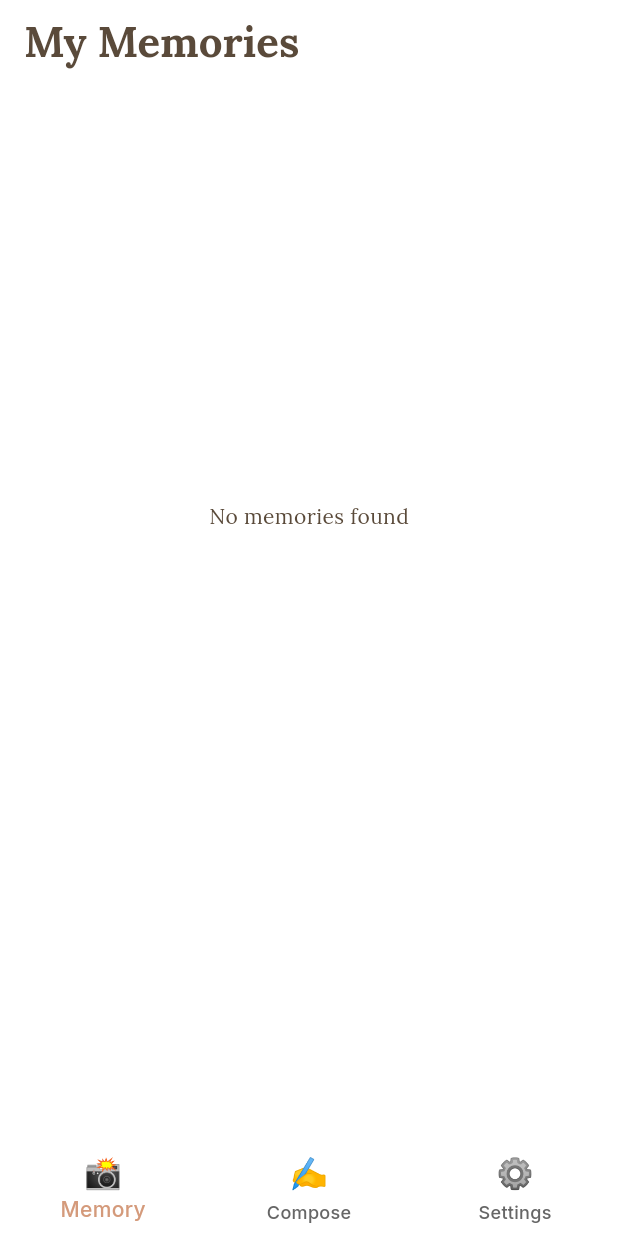
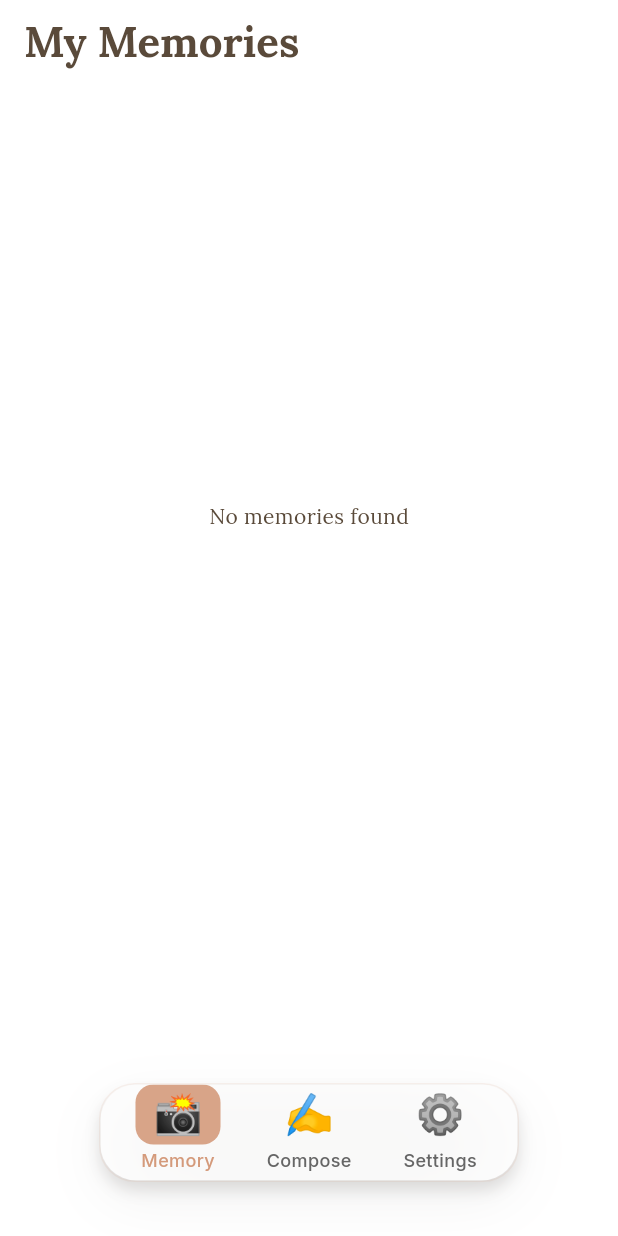
Before and after one commit to manjunjiangclara-cmyk/my_flutter_app, a Flutter app: the screen it shows after launch, on a phone screen of 412 x 824 dp. Run offline on Flutter 3.47's test engine with Material 3 defaults, Android fonts, the phone set to English and light mode, and no system bars; our stand-ins replace bloc, dartz, equatable, flutter_bloc, flutter_dotenv, flutter_svg and 8 more; accounts and stored records are empty.

Commit message:
Refactor loading indicators and introduce DockedToolbar
- Replaced CircularProgressIndicator with ExpressiveLoadingIndicator across various screens for a more engaging loading experience.
- Added a new DockedToolbar widget to enhance navigation and user interaction within the app.
- Updated UI constants to support the new toolbar design and loading indicator sizes.
- Introduced a loading string in AppStrings for better localization support.

```diff
--- a/lib/core/router/bottom_navigation_shell.dart
+++ b/lib/core/router/bottom_navigation_shell.dart
@@ -1,19 +1,16 @@
-import 'dart:ui';
-
 import 'package:flutter/material.dart';
-import 'package:flutter/services.dart';
+import 'package:flutter/rendering.dart';
 import 'package:flutter_bloc/flutter_bloc.dart';
 import 'package:my_flutter_app/core/di/injection.dart';
 import 'package:my_flutter_app/core/router/tab_controller.dart';
 import 'package:my_flutter_app/core/strings.dart';
-import 'package:my_flutter_app/core/theme/fonts.dart';
 import 'package:my_flutter_app/core/theme/ui_constants.dart';
 import 'package:my_flutter_app/features/compose/presentation/bloc/compose_bloc.dart';
 import 'package:my_flutter_app/features/compose/presentation/screens/compose_home_screen.dart';
 import 'package:my_flutter_app/features/memory/presentation/bloc/memory_bloc.dart';
 import 'package:my_flutter_app/features/memory/presentation/screens/memory_screen.dart';
 import 'package:my_flutter_app/features/settings/presentation/screens/settings_screen.dart';
-import 'package:my_flutter_app/shared/presentation/widgets/bottom_nav_item.dart';
+import 'package:my_flutter_app/shared/presentation/widgets/docked_toolbar.dart';
 import 'package:provider/provider.dart';
 
 /// Bottom navigation shell that wraps the main tab content
@@ -26,6 +23,17 @@ class BottomNavigationShell extends StatefulWidget {
 
 class _BottomNavigationShellState extends State<BottomNavigationShell> {
   List<Widget>? _pages;
+  bool _isToolbarVisible = true;
+  // We use NotificationListener to detect scroll direction across nested scrollables
+
+  void _handleScrollNotification(UserScrollNotification notification) {
+    final direction = notification.direction;
+    if (direction == ScrollDirection.reverse && _isToolbarVisible) {
+      setState(() => _isToolbarVisible = false);
+    } else if (direction == ScrollDirection.forward && !_isToolbarVisible) {
+      setState(() => _isToolbarVisible = true);
+    }
+  }
 
   List<Widget> get pages {
     _pages ??= <Widget>[
@@ -47,65 +55,54 @@ class _BottomNavigationShellState extends State<BottomNavigationShell> {
     return Consumer<AppTabController>(
       builder: (context, tabController, child) {
         return Scaffold(
-          body: IndexedStack(
+          extendBody: true,
+          body: NotificationListener<UserScrollNotification>(
+            onNotification: (notification) {
+              _handleScrollNotification(notification);
+              return false; // allow scroll to propagate
+            },
+            child: Stack(
+              children: [
+                IndexedStack(
                   index: tabController.currentIndex,
                   children: pages,
                 ),
-          bottomNavigationBar: ClipRect(
-            child: BackdropFilter(
-              filter: ImageFilter.blur(
-                sigmaX: UIConstants.barBlurSigma,
-                sigmaY: UIConstants.barBlurSigma,
+                Positioned.fill(
+                  child: IgnorePointer(
+                    ignoring: true,
+                    child: const SizedBox.expand(),
                   ),
-              child: Material(
-                color: Colors.transparent,
-                child: Container(
-                  decoration: BoxDecoration(
-                    gradient: LinearGradient(
-                      begin: Alignment.topCenter,
-                      end: Alignment.bottomCenter,
-                      colors: [
-                        Theme.of(context).colorScheme.surface.withValues(
-                          alpha: UIConstants.barEdgeFadeStartOpacity,
                 ),
-                        Theme.of(context).colorScheme.surface.withValues(
-                          alpha: UIConstants.barOverlayOpacity,
+                Positioned(
+                  left: 0,
+                  right: 0,
+                  bottom: UIConstants.dockedBarBottomOffset,
+                  child: IgnorePointer(
+                    ignoring: false,
+                    child: DockedToolbar(
+                      items: const [
+                        DockedToolbarItem(
+                          emoji: '📸',
+                          label: AppStrings.memory,
+                        ),
+                        DockedToolbarItem(
+                          emoji: '✍️',
+                          label: AppStrings.compose,
+                        ),
+                        DockedToolbarItem(
+                          emoji: '⚙️',
+                          label: AppStrings.settings,
                         ),
                       ],
-                    ),
-                  ),
-                  child: BottomNavigationBar(
-                    backgroundColor: Colors.transparent,
-                    elevation: 0,
                       currentIndex: tabController.currentIndex,
                       onTap: (int index) {
-                      HapticFeedback.lightImpact();
                         tabController.setIndex(index);
                       },
-                    items: <BottomNavigationBarItem>[
-                      BottomNavItem(
-                        emoji: '📸',
-                        label: AppStrings.memory,
-                      ).build(context),
-                      BottomNavItem(
-                        emoji: '✍️',
-                        label: AppStrings.compose,
-                      ).build(context),
-                      BottomNavItem(
-                        emoji: '⚙️',
-                        label: AppStrings.settings,
-                      ).build(context),
-                    ],
-                    type: BottomNavigationBarType.fixed,
-                    selectedItemColor: Theme.of(context).colorScheme.primary,
-                    unselectedItemColor: Theme.of(
-                      context,
-                    ).colorScheme.onSurfaceVariant,
-                    selectedLabelStyle: AppTypography.labelMedium,
-                    unselectedLabelStyle: AppTypography.labelSmall,
+                      isVisible: _isToolbarVisible,
                     ),
                   ),
                 ),
+              ],
             ),
           ),
         );
--- a/lib/core/strings.dart
+++ b/lib/core/strings.dart
@@ -20,6 +20,7 @@ class AppStrings {
   static const String helpAndSupport = 'Help & Support';
   static const String appVersion = 'App Version';
   static const String selected = 'Selected';
+  static const String loading = 'Loading...';
 
   // ---------- Delete Dialog ----------
   static const String deleteConfirmTitle = 'Delete Content?';
--- a/lib/core/theme/colors.dart
+++ b/lib/core/theme/colors.dart
@@ -50,6 +50,9 @@ class AppColors {
   static const Color textPrimary = textPrimaryLight;
   static const Color textSecondary = textSecondaryLight;
 
+  // Subtle shadow tint that blends a hint of primary into shadows
+  static const Color shadowTint = Color(0xFF19120E);
+
   // ========== THEME SCHEMES ==========
 
   /// Light theme color scheme (no seed)
--- a/lib/core/theme/ui_constants.dart
+++ b/lib/core/theme/ui_constants.dart
@@ -6,6 +6,8 @@ class UIConstants {
   static const bool enableImageShadows = false;
 
   // Spacing
+  static const double extraSmallPadding = 4.0;
+  static const double tinyPadding = 2.0;
   static const double defaultPadding = 16.0;
   static const double smallPadding = 8.0;
   static const double mediumPadding = 24.0;
@@ -67,6 +69,14 @@ class UIConstants {
   static const Duration fastAnimation = Duration(milliseconds: 150);
   static const Duration defaultAnimation = Duration(milliseconds: 300);
   static const Duration slowAnimation = Duration(milliseconds: 500);
+
+  // Expressive Loading Indicator
+  static const double expressiveIndicatorSizeSm = 16.0;
+  static const double expressiveIndicatorSizeMd = 24.0;
+  static const double expressiveIndicatorSizeLg = 40.0;
+  static const Duration expressiveIndicatorAnimationDuration = Duration(
+    milliseconds: 1400,
+  );
 
   // Screen Breakpoints (for responsive design)
   static const double mobileBreakpoint = 600.0;
@@ -164,6 +174,34 @@ class UIConstants {
   static const double barEdgeFadeHeight = 16.0;
   static const double barEdgeFadeStartOpacity = 0.75;
 
+  // Docked Toolbar
+  static const double dockedBarHeight = 56.0;
+  static const double dockedBarRadius = extraLargeRadius;
+  static const double dockedBarHorizontalPadding = smallPadding;
+  static const double dockedBarVerticalPadding = smallPadding;
+  static const double dockedBarMargin = defaultPadding;
+  static const double dockedBarIconSize = 26.0;
+  static const double dockedBarIconPadding = 12.0;
+  static const double dockedBarActiveOverlayOpacity = 0.90;
+  static const double dockedBarShadowOpacity = 0.12;
+  static const double dockedBarShadowBlur = 8.0;
+  static const double dockedBarShadowOffsetY = 6.0;
+  static const double dockedBarShadowSpread = -0.5;
+  static const double dockedBarShadow2Opacity = 0.06;
+  static const double dockedBarShadow2Blur = 32.0;
+  static const double dockedBarShadow2OffsetY = 12.0;
+  static const double dockedBarShadow2Spread = -2.0;
+  static const double dockedBarBottomOffset = 20.0;
+  static const double dockedBarMaxWidth = 280.0;
+  static const Duration dockedBarSlideDuration = Duration(milliseconds: 300);
+  static const double dockedBarSlideOffset = 100.0;
+  static const Duration dockedBarFadeDuration = Duration(milliseconds: 260);
+  static const Duration dockedBarScaleDuration = Duration(milliseconds: 340);
+  static const double dockedBarHiddenScale = 0.98;
+  static const double dockedBarAccentTintOpacity = 0.10;
+  static const double dockedBarAccentBorderWidth = 1.0;
+  static const double dockedBarAccentBorderOpacity = 0.12;
+
   // Tag Chip Specific
   static const double tagChipWidthPadding = 16.0;
   static const double tagChipBorderWidth = 1.0;
--- a/lib/features/compose/presentation/screens/compose_screen.dart
+++ b/lib/features/compose/presentation/screens/compose_screen.dart
@@ -15,6 +15,7 @@ import 'package:my_flutter_app/features/compose/presentation/widgets/compose_tex
 import 'package:my_flutter_app/features/compose/presentation/widgets/location/location_chip.dart';
 import 'package:my_flutter_app/features/compose/presentation/widgets/photo/photo_attachments.dart';
 import 'package:my_flutter_app/features/compose/presentation/widgets/tags/tag_picker_bottom_sheet.dart';
+import 'package:my_flutter_app/shared/presentation/widgets/expressive_loading_indicator.dart';
 import 'package:my_flutter_app/shared/presentation/widgets/tag_chip.dart';
 
 /// Main compose screen with improved organization and tap-to-edit functionality
@@ -308,9 +309,7 @@ class _PostingIndicator extends StatelessWidget {
           SizedBox(
             width: ComposeConstants.postingIndicatorSize,
             height: ComposeConstants.postingIndicatorSize,
-            child: CircularProgressIndicator(
-              strokeWidth: ComposeConstants.postingIndicatorStrokeWidth,
-            ),
+            child: ExpressiveLoadingIndicator(),
           ),
           SizedBox(width: Spacing.sm),
           Text(ComposeStrings.postingMemory),
--- a/lib/features/journal/presentation/widgets/journal_loading_state.dart
+++ b/lib/features/journal/presentation/widgets/journal_loading_state.dart
@@ -1,5 +1,6 @@
 import 'package:flutter/material.dart';
 import 'package:my_flutter_app/core/theme/spacings.dart';
+import 'package:my_flutter_app/shared/presentation/widgets/expressive_loading_indicator.dart';
 
 /// Loading state widget for journal view
 class JournalLoadingState extends StatelessWidget {
@@ -12,7 +13,7 @@ class JournalLoadingState extends StatelessWidget {
         child: Column(
           mainAxisAlignment: MainAxisAlignment.center,
           children: [
-            CircularProgressIndicator(),
+            ExpressiveLoadingIndicator(),
             SizedBox(height: Spacing.md),
             Text('Loading journal...'),
           ],
--- a/lib/features/memory/presentation/screens/memory_screen.dart
+++ b/lib/features/memory/presentation/screens/memory_screen.dart
@@ -13,6 +13,7 @@ import 'package:my_flutter_app/features/memory/presentation/strings/memory_strin
 import 'package:my_flutter_app/features/memory/presentation/widgets/memory_card.dart';
 import 'package:my_flutter_app/features/memory/presentation/widgets/month_year_header.dart';
 import 'package:my_flutter_app/features/memory/presentation/widgets/timeline_indicator.dart';
+import 'package:my_flutter_app/shared/presentation/widgets/expressive_loading_indicator.dart';
 import 'package:my_flutter_app/shared/presentation/widgets/refresh_indicator.dart';
 
 class MemoryScreen extends StatelessWidget {
@@ -128,7 +129,7 @@ class _MemoryListState extends State<_MemoryList> {
     return BlocBuilder<MemoryBloc, MemoryState>(
       builder: (context, state) {
         if (state.isLoading) {
-          return const Center(child: CircularProgressIndicator());
+          return const Center(child: ExpressiveLoadingIndicator());
         }
 
         if (state.errorMessage != null) {
--- a/lib/main.dart
+++ b/lib/main.dart
@@ -11,6 +11,7 @@ import 'package:my_flutter_app/core/theme/theme_provider.dart';
 import 'package:my_flutter_app/core/utils/date_formatter.dart';
 import 'package:my_flutter_app/core/utils/error_handler.dart';
 import 'package:my_flutter_app/core/utils/image_path_service.dart';
+import 'package:my_flutter_app/shared/presentation/widgets/expressive_loading_indicator.dart';
 import 'package:provider/provider.dart';
 
 void main() async {
@@ -107,7 +108,7 @@ class _MyAppState extends State<MyApp> {
       return MaterialApp(
         debugShowCheckedModeBanner: false,
         title: AppStrings.appName,
-        home: const Scaffold(body: Center(child: CircularProgressIndicator())),
+        home: const Scaffold(body: Center(child: ExpressiveLoadingIndicator())),
       );
     }
 
--- /dev/null
+++ b/lib/shared/presentation/widgets/docked_toolbar.dart
@@ -0,0 +1,222 @@
+import 'dart:ui';
+
+import 'package:flutter/material.dart';
+import 'package:flutter/services.dart';
+import 'package:my_flutter_app/core/theme/colors.dart';
+import 'package:my_flutter_app/core/theme/fonts.dart';
+import 'package:my_flutter_app/core/theme/ui_constants.dart';
+
+class DockedToolbarItem {
+  final String emoji;
+  final String label;
+
+  const DockedToolbarItem({required this.emoji, required this.label});
+}
+
+class DockedToolbar extends StatelessWidget {
+  final List<DockedToolbarItem> items;
+  final int currentIndex;
+  final ValueChanged<int> onTap;
+  final bool isVisible;
+
+  const DockedToolbar({
+    super.key,
+    required this.items,
+    required this.currentIndex,
+    required this.onTap,
+    this.isVisible = true,
+  }) : assert(items.length >= 2);
+
+  @override
+  Widget build(BuildContext context) {
+    final colorScheme = Theme.of(context).colorScheme;
+    final mediaQuery = MediaQuery.of(context);
+    final bool keyboardOpen = mediaQuery.viewInsets.bottom > 0;
+    final bool hasBottomSafeArea = mediaQuery.padding.bottom > 0;
+    final double slideOutFraction =
+        1.0 + (UIConstants.dockedBarBottomOffset / UIConstants.dockedBarHeight);
+
+    return AnimatedSlide(
+      offset: isVisible ? Offset.zero : Offset(0, slideOutFraction),
+      duration: UIConstants.dockedBarSlideDuration,
+      curve: isVisible ? Curves.easeOutCubic : Curves.easeInCubic,
+      child: AnimatedOpacity(
+        opacity: isVisible ? 1.0 : 0.0,
+        duration: UIConstants.dockedBarFadeDuration,
+        curve: isVisible ? Curves.easeOut : Curves.easeIn,
+        child: AnimatedScale(
+          scale: isVisible ? 1.0 : UIConstants.dockedBarHiddenScale,
+          duration: UIConstants.dockedBarScaleDuration,
+          curve: isVisible ? Curves.easeOutBack : Curves.easeIn,
+          child: SafeArea(
+            top: false,
+            bottom: false,
+            child: Padding(
+              padding: EdgeInsets.only(
+                left: UIConstants.dockedBarMargin,
+                right: UIConstants.dockedBarMargin,
+                bottom: keyboardOpen
+                    ? UIConstants.dockedBarMargin
+                    : (hasBottomSafeArea
+                          ? UIConstants.dockedBarMargin
+                          : UIConstants.dockedBarMargin),
+              ),
+              child: Center(
+                child: ConstrainedBox(
+                  constraints: BoxConstraints(
+                    maxWidth: UIConstants.dockedBarMaxWidth,
+                  ),
+                  child: Container(
+                    decoration: BoxDecoration(
+                      borderRadius: BorderRadius.circular(
+                        UIConstants.dockedBarRadius,
+                      ),
+                      border: Border.all(
+                        color: colorScheme.primary.withValues(
+                          alpha: UIConstants.dockedBarAccentBorderOpacity,
+                        ),
+                        width: UIConstants.dockedBarAccentBorderWidth,
+                      ),
+                      boxShadow: [
+                        BoxShadow(
+                          color: AppColors.shadowTint.withValues(
+                            alpha: UIConstants.dockedBarShadowOpacity,
+                          ),
+                          blurRadius: UIConstants.dockedBarShadowBlur,
+                          offset: Offset(0, UIConstants.dockedBarShadowOffsetY),
+                          spreadRadius: UIConstants.dockedBarShadowSpread,
+                        ),
+                        BoxShadow(
+                          color: AppColors.shadowTint.withValues(
+                            alpha: UIConstants.dockedBarShadow2Opacity,
+                          ),
+                          blurRadius: UIConstants.dockedBarShadow2Blur,
+                          offset: Offset(
+                            0,
+                            UIConstants.dockedBarShadow2OffsetY,
+                          ),
+                          spreadRadius: UIConstants.dockedBarShadow2Spread,
+                        ),
+                      ],
+                    ),
+                    child: ClipRRect(
+                      borderRadius: BorderRadius.circular(
+                        UIConstants.dockedBarRadius,
+                      ),
+                      child: BackdropFilter(
+                        filter: ImageFilter.blur(
+                          sigmaX: UIConstants.barBlurSigma,
+                          sigmaY: UIConstants.barBlurSigma,
+                        ),
+                        child: DecoratedBox(
+                          decoration: BoxDecoration(
+                            color: colorScheme.surface.withValues(
+                              alpha: UIConstants.barOverlayOpacity,
+                            ),
+                          ),
+                          child: Padding(
+                            padding: EdgeInsets.symmetric(
+                              horizontal:
+                                  UIConstants.dockedBarHorizontalPadding,
+                              vertical: 0.0,
+                            ),
+                            child: ConstrainedBox(
+                              constraints: BoxConstraints(
+                                minHeight: UIConstants.dockedBarHeight,
+                              ),
+                              child: Row(
+                                mainAxisAlignment:
+                                    MainAxisAlignment.spaceBetween,
+                                children: [
+                                  for (int i = 0; i < items.length; i++)
+                                    _DockedToolbarButton(
+                                      item: items[i],
+                                      isSelected: i == currentIndex,
+                                      onPressed: () {
+                                        HapticFeedback.lightImpact();
+                                        onTap(i);
+                                      },
+                                    ),
+                                ],
+                              ),
+                            ),
+                          ),
+                        ),
+                      ),
+                    ),
+                  ),
+                ),
+              ),
+            ),
+          ),
+        ),
+      ),
+    );
+  }
+}
+
+class _DockedToolbarButton extends StatelessWidget {
+  final DockedToolbarItem item;
+  final bool isSelected;
+  final VoidCallback onPressed;
+
+  const _DockedToolbarButton({
+    required this.item,
+    required this.isSelected,
+    required this.onPressed,
+  });
+
+  @override
+  Widget build(BuildContext context) {
+    final colorScheme = Theme.of(context).colorScheme;
+
+    final Color baseColor = isSelected
+        ? colorScheme.primary
+        : colorScheme.onSurfaceVariant;
+
+    return Expanded(
+      child: InkWell(
+        onTap: onPressed,
+        borderRadius: BorderRadius.circular(UIConstants.mediumRadius),
+        child: Padding(
+          padding: EdgeInsets.symmetric(vertical: 0.0),
+          child: Column(
+            mainAxisSize: MainAxisSize.min,
+            children: [
+              Container(
+                padding: EdgeInsets.symmetric(
+                  horizontal: UIConstants.dockedBarIconPadding,
+                  vertical: UIConstants.tinyPadding,
+                ),
+                decoration: isSelected
+                    ? BoxDecoration(
+                        color: baseColor.withValues(
+                          alpha: UIConstants.dockedBarActiveOverlayOpacity,
+                        ),
+                        borderRadius: BorderRadius.circular(
+                          UIConstants.mediumRadius,
+                        ),
+                      )
+                    : null,
+                child: Text(
+                  item.emoji,
+                  style: AppTypography.titleMedium.copyWith(
+                    color: baseColor,
+                    fontSize: UIConstants.dockedBarIconSize,
+                    fontWeight: FontWeight.w600,
+                  ),
+                ),
+              ),
+              SizedBox(height: UIConstants.tinyPadding),
+              Text(
+                item.label,
+                style: AppTypography.labelSmall.copyWith(color: baseColor),
+              ),
+              SizedBox(height: UIConstants.extraSmallPadding),
+            ],
+          ),
+        ),
+      ),
+    );
+  }
+}
--- a/lib/shared/presentation/widgets/image_gallery.dart
+++ b/lib/shared/presentation/widgets/image_gallery.dart
@@ -3,6 +3,7 @@ import 'dart:io';
 import 'package:flutter/material.dart';
 import 'package:my_flutter_app/core/theme/ui_constants.dart';
 import 'package:my_flutter_app/core/utils/image_path_service.dart';
+import 'package:my_flutter_app/shared/presentation/widgets/expressive_loading_indicator.dart';
 import 'package:my_flutter_app/shared/presentation/widgets/photo_viewer.dart';
 import 'package:reorderables/reorderables.dart';
 
@@ -289,7 +290,7 @@ class _ImageGalleryState extends State<ImageGallery> {
             child: SizedBox(
               width: UIConstants.photoAttachmentIconSize,
               height: UIConstants.photoAttachmentIconSize,
-              child: CircularProgressIndicator(strokeWidth: 2),
+              child: ExpressiveLoadingIndicator(),
             ),
           ),
         ),
```
Also changed, not shown: lib/core/presentation/splash_screen.dart (+2 -6 lines), lib/features/compose/presentation/widgets/location/location_picker_bottom_sheet.dart (+2 -5 lines), lib/shared/presentation/widgets/expressive_loading_indicator.dart (added, +153 -0 lines). Lines whose indentation alone changed are shown as unchanged.
